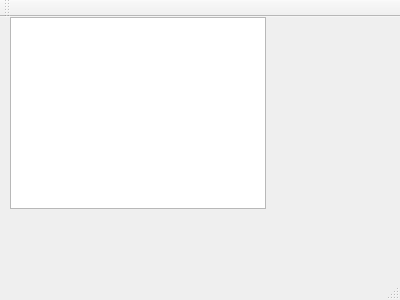
Qt form mainwindow.ui (xdocek07/ITU-projekt) before a commit.
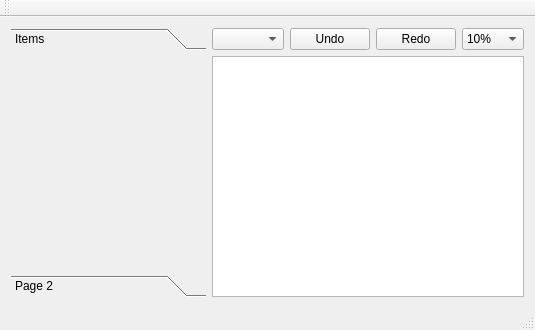
The same form after that commit.

```diff
--- a/mainwindow.ui
+++ b/mainwindow.ui
@@ -6,24 +6,136 @@
    <rect>
     <x>0</x>
     <y>0</y>
-    <width>400</width>
-    <height>300</height>
+    <width>535</width>
+    <height>330</height>
    </rect>
   </property>
   <property name="windowTitle">
    <string>MainWindow</string>
   </property>
   <widget class="QWidget" name="centralWidget">
-   <widget class="QGraphicsView" name="graphicsView">
-    <property name="geometry">
-     <rect>
-      <x>10</x>
-      <y>0</y>
-      <width>256</width>
-      <height>192</height>
-     </rect>
-    </property>
-   </widget>
+   <layout class="QGridLayout" name="gridLayout">
+    <item row="0" column="3">
+     <widget class="QPushButton" name="redoButton">
+      <property name="text">
+       <string>Redo</string>
+      </property>
+     </widget>
+    </item>
+    <item row="1" column="1" colspan="4">
+     <widget class="QGraphicsView" name="graphicsView"/>
+    </item>
+    <item row="0" column="0" rowspan="2">
+     <widget class="QToolBox" name="toolBox">
+      <property name="currentIndex">
+       <number>0</number>
+      </property>
+      <widget class="QWidget" name="item1">
+       <property name="geometry">
+        <rect>
+         <x>0</x>
+         <y>0</y>
+         <width>159</width>
+         <height>188</height>
+        </rect>
+       </property>
+       <attribute name="label">
+        <string>Items</string>
+       </attribute>
+      </widget>
+      <widget class="QWidget" name="page_2">
+       <property name="geometry">
+        <rect>
+         <x>0</x>
+         <y>0</y>
+         <width>159</width>
+         <height>188</height>
+        </rect>
+       </property>
+       <attribute name="label">
+        <string>Page 2</string>
+       </attribute>
+      </widget>
+     </widget>
+    </item>
+    <item row="0" column="1">
+     <widget class="QComboBox" name="colorCombo"/>
+    </item>
+    <item row="0" column="2">
+     <widget class="QPushButton" name="undoButton">
+      <property name="text">
+       <string>Undo</string>
+      </property>
+     </widget>
+    </item>
+    <item row="0" column="4">
+     <widget class="QComboBox" name="comboBox">
+      <property name="currentText">
+       <string>100%</string>
+      </property>
+      <item>
+       <property name="text">
+        <string>10%</string>
+       </property>
+      </item>
+      <item>
+       <property name="text">
+        <string>25%</string>
+       </property>
+      </item>
+      <item>
+       <property name="text">
+        <string>40%</string>
+       </property>
+      </item>
+      <item>
+       <property name="text">
+        <string>50%</string>
+       </property>
+      </item>
+      <item>
+       <property name="text">
+        <string>75%</string>
+       </property>
+      </item>
+      <item>
+       <property name="text">
+        <string>100%</string>
+       </property>
+      </item>
+      <item>
+       <property name="text">
+        <string>125%</string>
+       </property>
+      </item>
+      <item>
+       <property name="text">
+        <string>150%</string>
+       </property>
+      </item>
+      <item>
+       <property name="text">
+        <string>175%</string>
+       </property>
+      </item>
+      <item>
+       <property name="text">
+        <string>200%</string>
+       </property>
+      </item>
+      <item>
+       <property name="text">
+        <string>250%</string>
+       </property>
+      </item>
+      <item>
+       <property name="text">
+        <string>300%</string>
+       </property>
+      </item>
+     </widget>
+    </item>
+   </layout>
   </widget>
   <widget class="QMenuBar" name="menuBar">
    <property name="geometry">
@@ -40,7 +152,7 @@
     <enum>TopToolBarArea</enum>
    </attribute>
    <attribute name="toolBarBreak">
-    <bool>false</bool>
+    <bool>true</bool>
    </attribute>
   </widget>
   <widget class="QStatusBar" name="statusBar"/>
```
Left out of the diff: 29 changed lines with no effect on the pictures.
